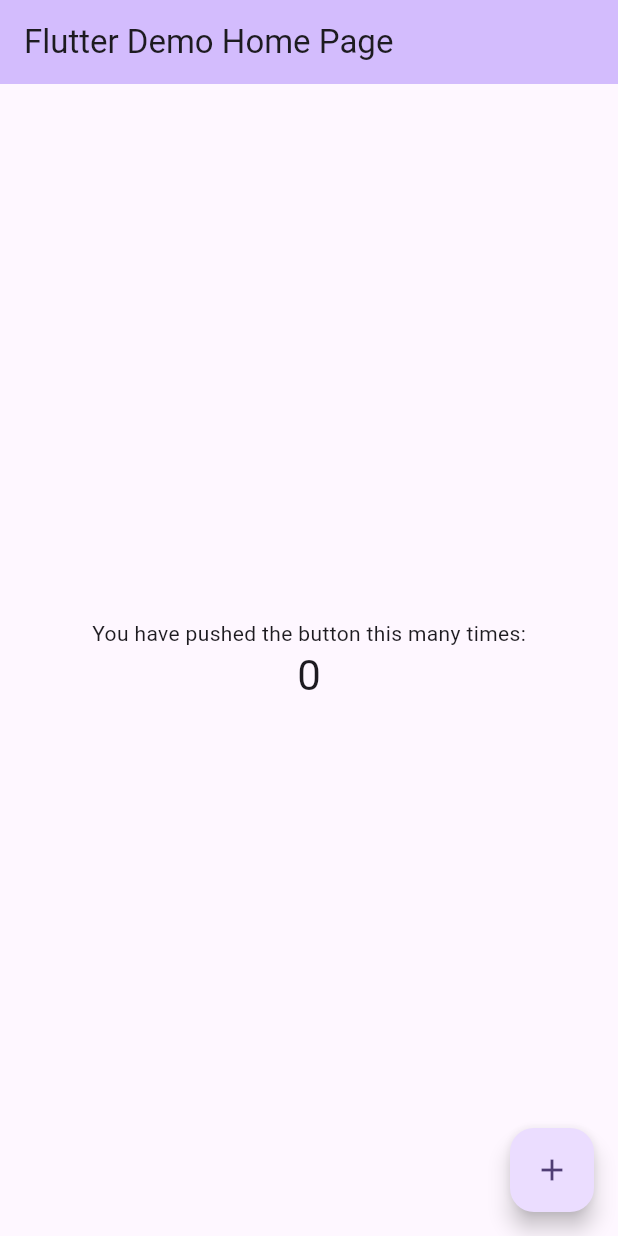
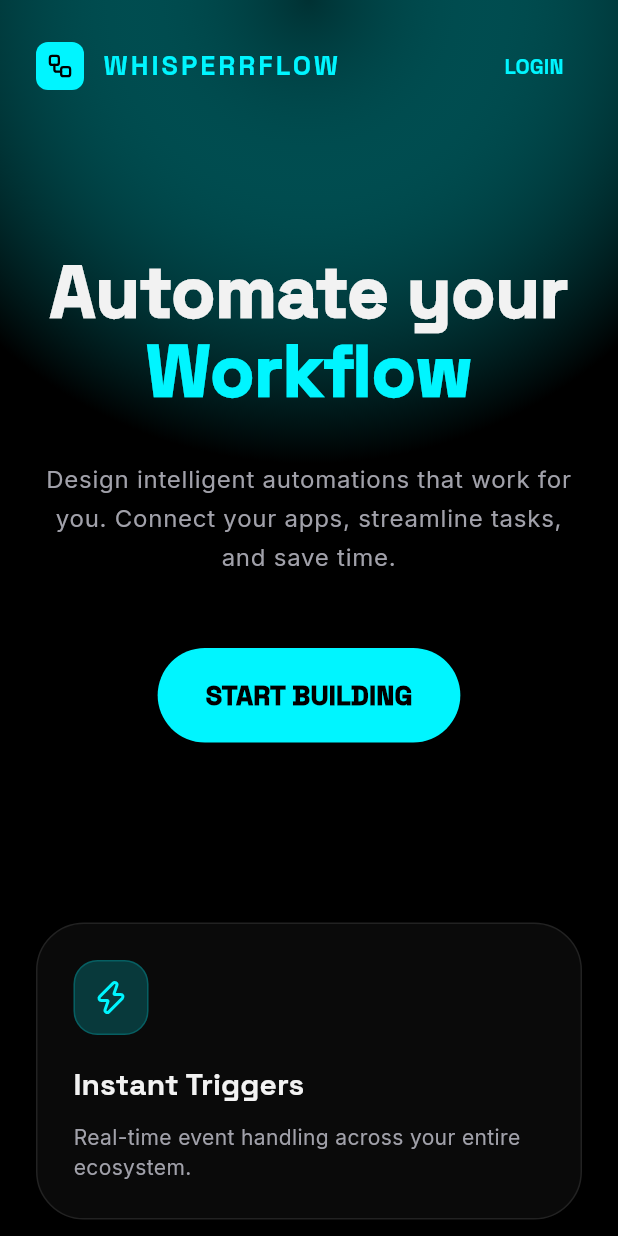
Before and after one commit to whisperrnote/flow_app, a Flutter app: the screen it shows after launch, on a phone screen of 412 x 824 dp. Run offline on Flutter 3.47's test engine with Material 3 defaults, Android fonts, the phone set to English and light mode, and no system bars; drawn by our look-alikes of flutter_animate; our stand-ins replace google_fonts, lucide_icons.

Commit message:
⬆️ Refactor theme and colors, update landing screen and main app structure, adjust dependencies in pubspec.yaml.

```diff
--- /dev/null
+++ b/lib/core/theme/app_theme.dart
@@ -0,0 +1,87 @@
+import 'package:flutter/material.dart';
+import 'package:google_fonts/google_fonts.dart';
+import 'colors.dart';
+
+class AppTheme {
+  static ThemeData get darkTheme {
+    return ThemeData(
+      useMaterial3: true,
+      brightness: Brightness.dark,
+      scaffoldBackgroundColor: AppColors.voidBg,
+
+      colorScheme: const ColorScheme.dark(
+        primary: AppColors.electric,
+        secondary: AppColors.electric,
+        surface: AppColors.surface,
+        background: AppColors.voidBg,
+        onPrimary: AppColors.voidBg,
+        onSurface: AppColors.titanium,
+      ),
+
+      textTheme: TextTheme(
+        displayLarge: GoogleFonts.spaceGrotesk(
+          fontSize: 32,
+          fontWeight: FontWeight.w900,
+          color: AppColors.titanium,
+          letterSpacing: -0.02,
+        ),
+        headlineMedium: GoogleFonts.spaceGrotesk(
+          fontSize: 24,
+          fontWeight: FontWeight.w700,
+          color: AppColors.titanium,
+          letterSpacing: 0.05,
+        ),
+        bodyLarge: GoogleFonts.inter(
+          fontSize: 16,
+          fontWeight: FontWeight.w400,
+          color: AppColors.titanium,
+          height: 1.6,
+        ),
+        bodyMedium: GoogleFonts.inter(
+          fontSize: 14,
+          fontWeight: FontWeight.w400,
+          color: AppColors.gunmetal,
+        ),
+        labelLarge: GoogleFonts.spaceGrotesk(
+          fontSize: 12,
+          fontWeight: FontWeight.w700,
+          color: AppColors.electric,
+          letterSpacing: 0.1,
+        ),
+      ),
+
+      appBarTheme: const AppBarTheme(
+        backgroundColor: Colors.transparent,
+        elevation: 0,
+        centerTitle: false,
+        iconTheme: IconThemeData(color: AppColors.titanium),
+      ),
+
+      cardTheme: CardTheme(
+        color: AppColors.surface,
+        shape: RoundedRectangleBorder(
+          borderRadius: BorderRadius.circular(32),
+          side: const BorderSide(color: AppColors.borderSubtle, width: 1),
+        ),
+        elevation: 0,
+      ),
+
+      elevatedButtonTheme: ElevatedButtonThemeData(
+        style: ElevatedButton.styleFrom(
+          backgroundColor: AppColors.electric,
+          foregroundColor: AppColors.voidBg,
+          textStyle: GoogleFonts.spaceGrotesk(
+            fontSize: 18,
+            fontWeight: FontWeight.w900,
+            letterSpacing: 0.1,
+          ),
+          padding: const EdgeInsets.symmetric(horizontal: 32, vertical: 20),
+          shape: RoundedRectangleBorder(
+            borderRadius: BorderRadius.circular(100),
+          ),
+          elevation: 0,
+        ),
+      ),
+    );
+  }
+}
--- /dev/null
+++ b/lib/core/theme/colors.dart
@@ -0,0 +1,24 @@
+import 'package:flutter/material.dart';
+
+class AppColors {
+  // THE VOID
+  static const Color voidBg = Color(0xFF000000);
+  static const Color surface = Color(0xFF0A0A0A);
+  static const Color surface2 = Color(0xFF141414);
+
+  // THE STRUCTURE
+  static const Color titanium = Color(0xFFF2F2F2);
+  static const Color gunmetal = Color(0xFFA1A1AA);
+  static const Color carbon = Color(0xFF2D2D2D);
+
+  // THE PULSE
+  static const Color electric = Color(0xFF00F5FF);
+  static const Color electricDim = Color(0x3300F5FF);
+
+  // THE BORDERS
+  static const Color borderSubtle = Color(0xFF222222);
+  static const Color borderActive = Color(0xFF404040);
+
+  // UTILS
+  static const Color glass = Color(0x1AFFFFFF);
+}
--- a/lib/main.dart
+++ b/lib/main.dart
@@ -1,122 +1,21 @@
 import 'package:flutter/material.dart';
+import 'core/theme/app_theme.dart';
+import 'screens/landing_screen.dart';
 
 void main() {
-  runApp(const MyApp());
+  runApp(const WhisperrFlowApp());
 }
 
-class MyApp extends StatelessWidget {
-  const MyApp({super.key});
+class WhisperrFlowApp extends StatelessWidget {
+  const WhisperrFlowApp({super.key});
 
-  // This widget is the root of your application.
   @override
   Widget build(BuildContext context) {
     return MaterialApp(
-      title: 'Flutter Demo',
-      theme: ThemeData(
-        // This is the theme of your application.
-        //
-        // TRY THIS: Try running your application with "flutter run". You'll see
-        // the application has a purple toolbar. Then, without quitting the app,
-        // try changing the seedColor in the colorScheme below to Colors.green
-        // and then invoke "hot reload" (save your changes or press the "hot
-        // reload" button in a Flutter-supported IDE, or press "r" if you used
-        // the command line to start the app).
-        //
-        // Notice that the counter didn't reset back to zero; the application
-        // state is not lost during the reload. To reset the state, use hot
-        // restart instead.
-        //
-        // This works for code too, not just values: Most code changes can be
-        // tested with just a hot reload.
-        colorScheme: .fromSeed(seedColor: Colors.deepPurple),
-      ),
-      home: const MyHomePage(title: 'Flutter Demo Home Page'),
+      title: 'WhisperrFlow',
+      debugShowCheckedModeBanner: false,
+      theme: AppTheme.darkTheme,
+      home: const LandingScreen(),
     );
   }
 }
-
-class MyHomePage extends StatefulWidget {
-  const MyHomePage({super.key, required this.title});
-
-  // This widget is the home page of your application. It is stateful, meaning
-  // that it has a State object (defined below) that contains fields that affect
-  // how it looks.
-
-  // This class is the configuration for the state. It holds the values (in this
-  // case the title) provided by the parent (in this case the App widget) and
-  // used by the build method of the State. Fields in a Widget subclass are
-  // always marked "final".
-
-  final String title;
-
-  @override
-  State<MyHomePage> createState() => _MyHomePageState();
-}
-
-class _MyHomePageState extends State<MyHomePage> {
-  int _counter = 0;
-
-  void _incrementCounter() {
-    setState(() {
-      // This call to setState tells the Flutter framework that something has
-      // changed in this State, which causes it to rerun the build method below
-      // so that the display can reflect the updated values. If we changed
-      // _counter without calling setState(), then the build method would not be
-      // called again, and so nothing would appear to happen.
-      _counter++;
-    });
-  }
-
-  @override
-  Widget build(BuildContext context) {
-    // This method is rerun every time setState is called, for instance as done
-    // by the _incrementCounter method above.
-    //
-    // The Flutter framework has been optimized to make rerunning build methods
-    // fast, so that you can just rebuild anything that needs updating rather
-    // than having to individually change instances of widgets.
-    return Scaffold(
-      appBar: AppBar(
-        // TRY THIS: Try changing the color here to a specific color (to
-        // Colors.amber, perhaps?) and trigger a hot reload to see the AppBar
-        // change color while the other colors stay the same.
-        backgroundColor: Theme.of(context).colorScheme.inversePrimary,
-        // Here we take the value from the MyHomePage object that was created by
-        // the App.build method, and use it to set our appbar title.
-        title: Text(widget.title),
-      ),
-      body: Center(
-        // Center is a layout widget. It takes a single child and positions it
-        // in the middle of the parent.
-        child: Column(
-          // Column is also a layout widget. It takes a list of children and
-          // arranges them vertically. By default, it sizes itself to fit its
-          // children horizontally, and tries to be as tall as its parent.
-          //
-          // Column has various properties to control how it sizes itself and
-          // how it positions its children. Here we use mainAxisAlignment to
-          // center the children vertically; the main axis here is the vertical
-          // axis because Columns are vertical (the cross axis would be
-          // horizontal).
-          //
-          // TRY THIS: Invoke "debug painting" (choose the "Toggle Debug Paint"
-          // action in the IDE, or press "p" in the console), to see the
-          // wireframe for each widget.
-          mainAxisAlignment: .center,
-          children: [
-            const Text('You have pushed the button this many times:'),
-            Text(
-              '$_counter',
-              style: Theme.of(context).textTheme.headlineMedium,
-            ),
-          ],
-        ),
-      ),
-      floatingActionButton: FloatingActionButton(
-        onPressed: _incrementCounter,
-        tooltip: 'Increment',
-        child: const Icon(Icons.add),
-      ),
-    );
-  }
-}
--- /dev/null
+++ b/lib/screens/landing_screen.dart
@@ -0,0 +1,204 @@
+import 'package:flutter/material.dart';
+import 'package:flutter_animate/flutter_animate.dart';
+import 'package:lucide_icons/lucide_icons.dart';
+import '../core/theme/colors.dart';
+
+class LandingScreen extends StatelessWidget {
+  const LandingScreen({super.key});
+
+  @override
+  Widget build(BuildContext context) {
+    return Scaffold(
+      body: Stack(
+        children: [
+          Container(
+            decoration: const BoxDecoration(
+              color: AppColors.voidBg,
+              gradient: RadialGradient(
+                center: Alignment(0, -1),
+                radius: 1.5,
+                colors: [
+                  AppColors.electricDim,
+                  AppColors.voidBg,
+                ],
+                stops: [0.0, 0.5],
+              ),
+            ),
+          ),
+
+          SafeArea(
+            child: CustomScrollView(
+              slivers: [
+                SliverToBoxAdapter(
+                  child: Padding(
+                    padding: const EdgeInsets.symmetric(horizontal: 24, vertical: 20),
+                    child: Row(
+                      mainAxisAlignment: MainAxisAlignment.spaceBetween,
+                      children: [
+                        Row(
+                          children: [
+                            Container(
+                              height: 32,
+                              width: 32,
+                              decoration: BoxDecoration(
+                                color: AppColors.electric,
+                                borderRadius: BorderRadius.circular(8),
+                              ),
+                              child: const Icon(LucideIcons.workflow, size: 18, color: AppColors.voidBg),
+                            ),
+                            const SizedBox(width: 12),
+                            Text(
+                              'WHISPERRFLOW',
+                              style: Theme.of(context).textTheme.labelLarge?.copyWith(
+                                fontSize: 18,
+                                letterSpacing: 2,
+                              ),
+                            ),
+                          ],
+                        ),
+                        TextButton(
+                          onPressed: () {},
+                          child: Text(
+                            'LOGIN',
+                            style: Theme.of(context).textTheme.labelLarge?.copyWith(
+                              fontSize: 14,
+                            ),
+                          ),
+                        ),
+                      ],
+                    ),
+                  ).animate().fadeIn(duration: 800.ms).slideY(begin: -0.2, end: 0),
+                ),
+
+                SliverToBoxAdapter(
+                  child: Padding(
+                    padding: const EdgeInsets.symmetric(horizontal: 24, vertical: 80),
+                    child: Column(
+                      children: [
+                        RichText(
+                          textAlign: TextAlign.center,
+                          text: TextSpan(
+                            children: [
+                              TextSpan(
+                                text: 'Automate your\n',
+                                style: Theme.of(context).textTheme.displayLarge?.copyWith(
+                                  fontSize: 48,
+                                  height: 1.1,
+                                ),
+                              ),
+                              TextSpan(
+                                text: 'Workflow',
+                                style: Theme.of(context).textTheme.displayLarge?.copyWith(
+                                  fontSize: 48,
+                                  color: AppColors.electric,
+                                  height: 1.1,
+                                ),
+                              ),
+                            ],
+                          ),
+                        ).animate().fadeIn(duration: 800.ms, delay: 200.ms).scale(begin: const Offset(0.9, 0.9)),
+                        const SizedBox(height: 32),
+                        Text(
+                          'Design intelligent automations that work for you. Connect your apps, streamline tasks, and save time.',
+                          textAlign: TextAlign.center,
+                          style: Theme.of(context).textTheme.bodyLarge?.copyWith(
+                            color: AppColors.gunmetal,
+                          ),
+                        ).animate().fadeIn(duration: 800.ms, delay: 400.ms),
+                        const SizedBox(height: 48),
+                        ElevatedButton(
+                          onPressed: () {},
+                          child: const Text('START BUILDING'),
+                        ).animate().fadeIn(duration: 800.ms, delay: 600.ms).shimmer(delay: 2.seconds),
+                      ],
+                    ),
+                  ),
+                ),
+
+                SliverPadding(
+                  padding: const EdgeInsets.symmetric(horizontal: 24, vertical: 40),
+                  sliver: SliverList(
+                    delegate: SliverChildListDelegate([
+                      _buildFeatureCard(
+                        context,
+                        icon: LucideIcons.zap,
+                        title: 'Instant Triggers',
+                        description: 'Real-time event handling across your entire ecosystem.',
+                      ),
+                      const SizedBox(height: 20),
+                      _buildFeatureCard(
+                        context,
+                        icon: LucideIcons.gitMerge,
+                        title: 'Visual Logic',
+                        description: 'Build complex workflows with a drag-and-drop node editor.',
+                      ),
+                      const SizedBox(height: 20),
+                      _buildFeatureCard(
+                        context,
+                        icon: LucideIcons.cpu,
+                        title: 'AI Integration',
+                        description: 'Let Gemini orchestrate your daily tasks intelligently.',
+                      ),
+                    ]),
+                  ),
+                ),
+
+                SliverToBoxAdapter(
+                  child: Padding(
+                    padding: const EdgeInsets.symmetric(vertical: 60),
+                    child: Center(
+                      child: Text(
+                        '© 2025 WHISPERRFLOW. ALL RIGHTS RESERVED.',
+                        style: Theme.of(context).textTheme.labelLarge?.copyWith(
+                          fontSize: 10,
+                          color: AppColors.gunmetal,
+                        ),
+                      ),
+                    ),
+                  ),
+                ),
+              ],
+            ),
+          ),
+        ],
+      ),
+    );
+  }
+
+  Widget _buildFeatureCard(BuildContext context, {required IconData icon, required String title, required String description}) {
+    return Container(
+      padding: const EdgeInsets.all(24),
+      decoration: BoxDecoration(
+        color: AppColors.surface,
+        borderRadius: BorderRadius.circular(32),
+        border: Border.all(color: AppColors.borderSubtle, width: 1),
+      ),
+      child: Column(
+        crossAxisAlignment: CrossAxisAlignment.start,
+        children: [
+          Container(
+            padding: const EdgeInsets.all(12),
+            decoration: BoxDecoration(
+              color: AppColors.electricDim,
+              borderRadius: BorderRadius.circular(16),
+              border: Border.all(color: AppColors.electric.withOpacity(0.2)),
+            ),
+            child: Icon(icon, color: AppColors.electric, size: 24),
+          ),
+          const SizedBox(height: 20),
+          Text(
+            title,
+            style: Theme.of(context).textTheme.headlineMedium?.copyWith(
+              fontSize: 20,
+            ),
+          ),
+          const SizedBox(height: 12),
+          Text(
+            description,
+            style: Theme.of(context).textTheme.bodyMedium,
+          ),
+        ],
+      ),
+    ).animate().fadeIn(duration: 600.ms).slideX(begin: 0.1, end: 0);
+  }
+}
```
Also changed, not shown: pubspec.yaml (+6 -3 lines).
